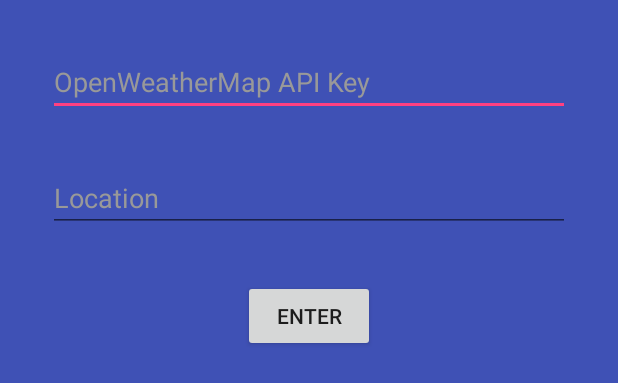
After one commit to adityasubathu/SimpleWeatherApp, an Android app: the layout activity_launcher.xml on its own in the app's theme, with its tools: preview values and no code run, on a phone screen of 412 x 824 dp. The commit adds this screen. Shown: the top 383 px of the screen. Run offline under Robolectric (Android 15) with nearby library versions, the phone set to English and light mode, and no system bars.

Commit message:
Added a new activity
this new activity adds manual location option

```diff
--- a/app/src/main/java/com/simple/weatherapp/MainActivity.java
+++ b/app/src/main/java/com/simple/weatherapp/MainActivity.java
@@ -54,7 +54,7 @@
 
             }
         });
-        asyncTask.execute("30.704600", "76.717900"); //  asyncTask.execute("Latitude", "Longitude")
+        asyncTask.execute(launcherActivity.location); //  asyncTask.execute("Latitude", "Longitude")
 
         MobileAds.initialize(this, "ca-app-pub-8581814417027345~4827575101");
 
--- /dev/null
+++ b/app/src/main/res/layout/activity_launcher.xml
@@ -0,0 +1,54 @@
+<?xml version="1.0" encoding="utf-8"?>
+<RelativeLayout xmlns:android="http://schemas.android.com/apk/res/android"
+    android:layout_width="match_parent"
+    android:layout_height="match_parent"
+    android:background="#3F51B5">
+
+
+    <EditText
+        android:id="@+id/apiKeyField"
+        android:layout_width="match_parent"
+        android:layout_height="wrap_content"
+        android:layout_alignParentTop="true"
+        android:layout_marginEnd="32dp"
+        android:layout_marginStart="32dp"
+        android:layout_marginTop="32dp"
+        android:hint="OpenWeatherMap API Key"
+        android:inputType="textNoSuggestions|textVisiblePassword"
+        android:singleLine="true"
+        android:textColor="#FFFFFF"
+        android:textColorHint="#999999" />
+
+    <EditText
+        android:id="@+id/locationField"
+        android:layout_width="match_parent"
+        android:layout_height="wrap_content"
+        android:layout_below="@id/apiKeyField"
+        android:layout_marginEnd="32dp"
+        android:layout_marginStart="32dp"
+        android:layout_marginTop="32dp"
+        android:hint="Location"
+        android:inputType="textCapWords"
+        android:textColor="#FFFFFF"
+        android:textColorHint="#999999" />
+
+    <Button
+        android:id="@+id/enterKeyButton"
+        android:layout_width="wrap_content"
+        android:layout_height="wrap_content"
+        android:layout_below="@id/locationField"
+        android:layout_centerInParent="true"
+        android:layout_marginTop="32dp"
+        android:onClick="setApiLocation"
+        android:text="Enter" />
+
+    <com.google.android.gms.ads.AdView xmlns:ads="http://schemas.android.com/apk/res-auto"
+        android:id="@+id/adViewLauncher"
+        android:layout_width="wrap_content"
+        android:layout_height="wrap_content"
+        android:layout_alignParentBottom="true"
+        android:layout_centerHorizontal="true"
+        ads:adSize="BANNER"
+        ads:adUnitId="ca-app-pub-8581814417027345/1051981621"></com.google.android.gms.ads.AdView>
+
+</RelativeLayout>
```
Also changed, not shown: app/build.gradle (+0 -7 lines), app/src/main/AndroidManifest.xml (+6 -1 lines), app/src/main/java/com/simple/weatherapp/Function.java (+10 -7 lines), app/src/main/java/com/simple/weatherapp/launcherActivity.java (added, +48 -0 lines).
